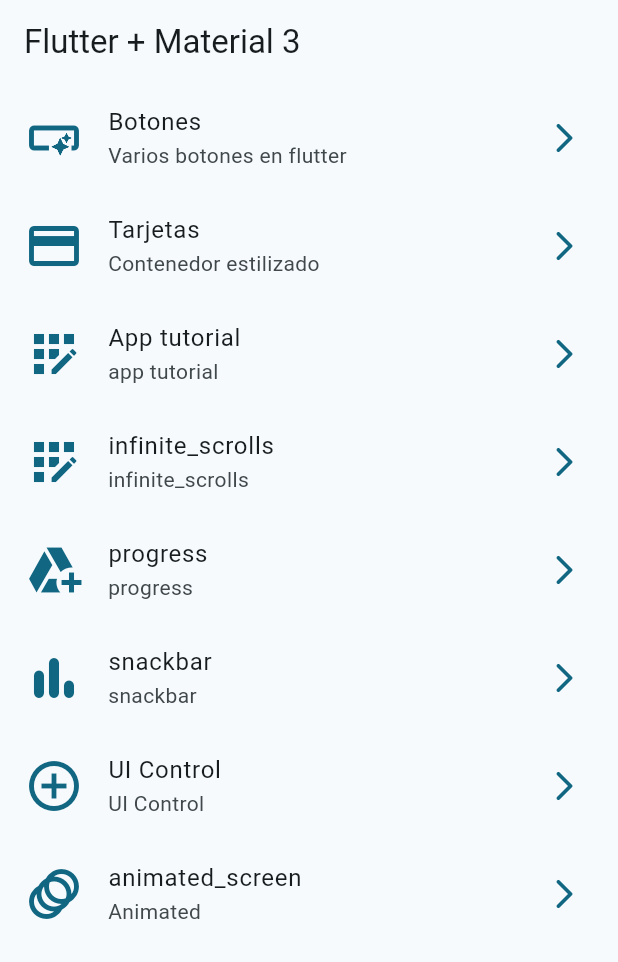
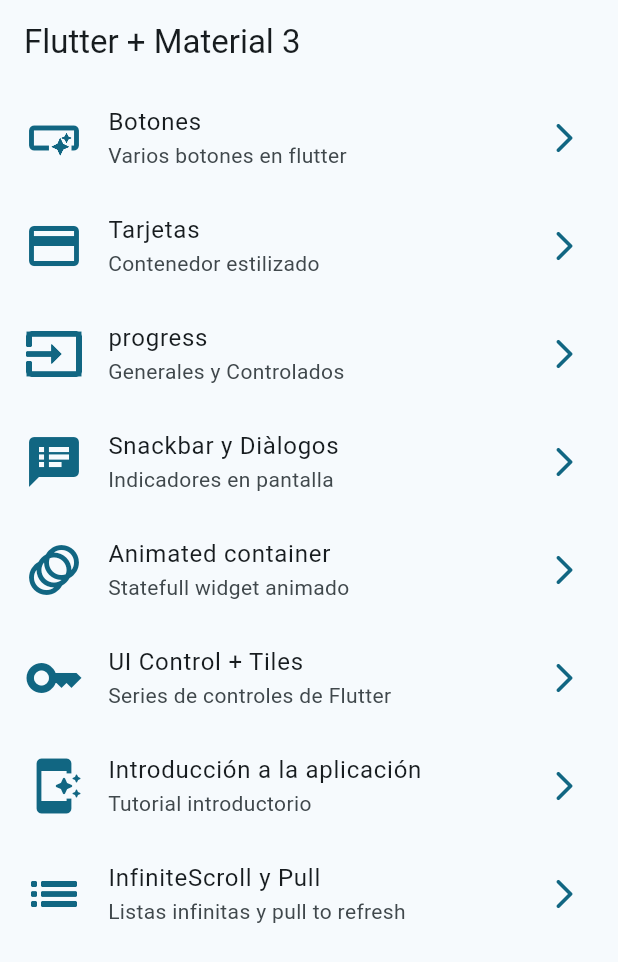
Before and after one commit to memo-hn/widgets_app, a Flutter app: the screen it shows after launch, on a phone screen of 412 x 824 dp. Shown: the top 962 px of the screen. Run offline on Flutter 3.47's test engine with Material 2 defaults, Android fonts, the phone set to English and light mode, and no system bars; our stand-ins replace go_router.

Commit message:
menu en homescreen

```diff
--- a/lib/config/menu/menu_items.dart
+++ b/lib/config/menu/menu_items.dart
@@ -32,40 +32,40 @@ const appMenuItems = <MenuItem>[
     icon: Icons.credit_card
   ),
   MenuItem(
-    title: 'App tutorial',
-    subtitle: 'app tutorial',
-    link: '/app_tutorial',
-    icon: Icons.app_registration
+    title: 'progress',
+    subtitle: 'Generales y Controlados',
+    link: '/progress',
+    icon: Icons.input_sharp
   ),
   MenuItem(
-    title: 'infinite_scrolls',
-    subtitle: 'infinite_scrolls',
-    link: '/infinite_scrolls',
-    icon: Icons.app_registration
+    title: 'Snackbar y Diàlogos',
+    subtitle: 'Indicadores en pantalla',
+    link: '/snackbar',
+    icon: Icons.speaker_notes
   ),
   MenuItem(
-    title: 'progress',
-    subtitle: 'progress',
-    link: '/progress',
-    icon: Icons.add_to_drive_outlined
+    title: 'Animated container',
+    subtitle: 'Statefull widget animado',
+    link: '/Animated',
+    icon: Icons.animation_outlined
   ),
   MenuItem(
-    title: 'snackbar',
-    subtitle: 'snackbar',
-    link: '/snackbar',
-    icon: Icons.bar_chart_rounded
+    title: 'UI Control + Tiles',
+    subtitle: 'Series de controles de Flutter',
+    link: '/ui_controls',
+    icon: Icons.key_outlined
   ),
   MenuItem(
-    title: 'UI Control',
-    subtitle: 'UI Control',
-    link: '/ui_controls',
-    icon: Icons.control_point_outlined
+    title: 'Introducción a la aplicación',
+    subtitle: 'Tutorial introductorio',
+    link: '/app_tutorial',
+    icon: Icons.app_shortcut_rounded
   ),
   MenuItem(
-    title: 'animated_screen',
-    subtitle: 'Animated',
-    link: '/Animated',
-    icon: Icons.animation_outlined
+    title: 'InfiniteScroll y Pull',
+    subtitle: 'Listas infinitas y pull to refresh',
+    link: '/infinite_scrolls',
+    icon: Icons.list_outlined
   ),
 
 
--- a/lib/config/router/app_router.dart
+++ b/lib/config/router/app_router.dart
@@ -23,6 +23,11 @@ final appRouter = GoRouter(
       builder: (context, state) => const CardsScreen(),
     ),
     GoRoute(
+      path: '/progress',
+      name: ProgressScreen.name,
+      builder: (context, state) => const ProgressScreen(),
+    ),
+    GoRoute(
       path: '/app_tutorial',
       name: AppTutorialScreen.name,
       builder: (context, state) => const AppTutorialScreen(),
@@ -38,11 +43,6 @@ final appRouter = GoRouter(
       builder: (context, state) => const AnimatedScreen(),
     ),
     GoRoute(
-      path: '/progress',
-      name: ProgressScreen.name,
-      builder: (context, state) => const ProgressScreen(),
-    ),
-    GoRoute(
       path: '/snackbar',
       name: SnackbarScreen.name,
       builder: (context, state) => const SnackbarScreen(),
--- a/lib/presentation/screens/animated/animated_screen.dart
+++ b/lib/presentation/screens/animated/animated_screen.dart
@@ -10,7 +10,7 @@ class AnimatedScreen extends StatelessWidget {
   Widget build(BuildContext context) {
     return Scaffold(
       appBar: AppBar(title: const Text('AnimatedScreen'),),
-      body: Center(
+      body: const Center(
          child: Text('AnimatedScreen'),
       ),
     );
--- a/lib/presentation/screens/app_tutorial/app_tutorial_screen.dart
+++ b/lib/presentation/screens/app_tutorial/app_tutorial_screen.dart
@@ -6,6 +6,7 @@ class AppTutorialScreen extends StatelessWidget {
 
   const AppTutorialScreen({super.key});
 
+  @override
   Widget build(BuildContext context) {
     return Scaffold(
       appBar: AppBar(title: const Text('App Tutorial'),),
```
